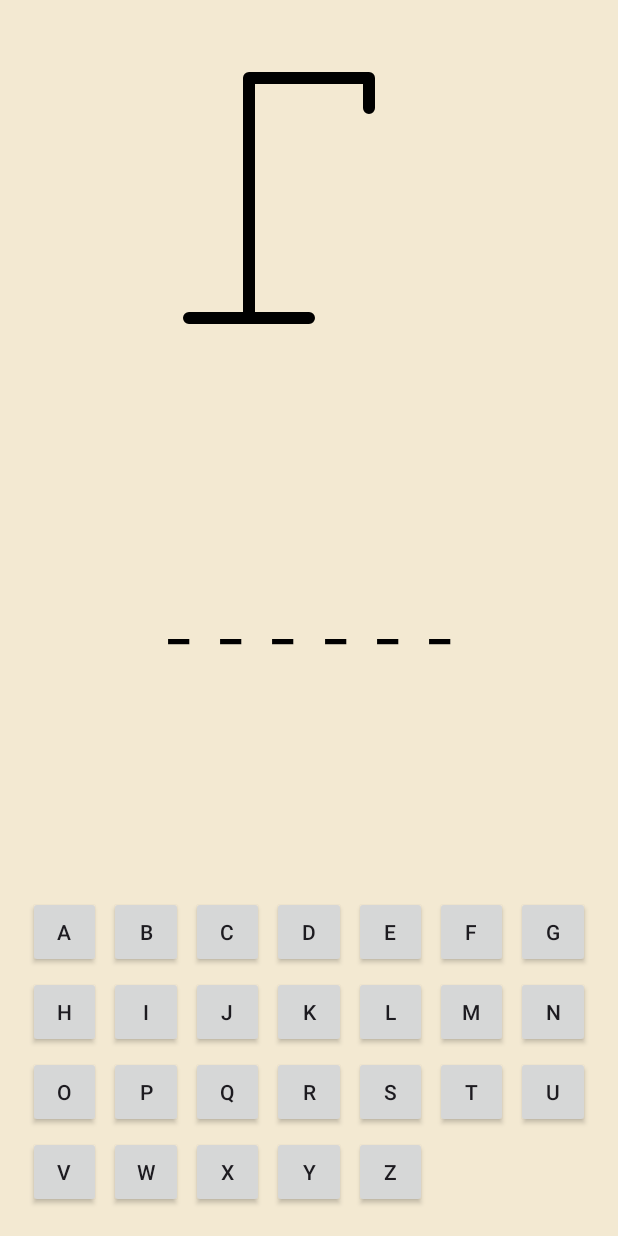
After one commit to IgnacioErmisch/AA2_Ahorcado, an Android app: the GameActivity screen opened directly, with no data from a screen before it, on a phone screen of 412 x 824 dp. The commit adds this screen. Run offline under Robolectric (Android 15) with nearby library versions, the phone set to English and light mode, and no system bars.

Commit message:
apartado 3 100%

```diff
--- a/AA2_Ahorcado_Ignacio_Christian/app/src/main/AndroidManifest.xml
+++ b/AA2_Ahorcado_Ignacio_Christian/app/src/main/AndroidManifest.xml
@@ -27,6 +27,8 @@
             android:name=".LevelSelectorActivity"
             android:exported="false"
             android:label="@string/level_selector_title" />
+        <activity
+            android:name=".GameActivity" />
     </application>
 
 </manifest>
--- /dev/null
+++ b/AA2_Ahorcado_Ignacio_Christian/app/src/main/java/com/example/aa2_ahorcado_ignacio_christian/GameActivity.kt
@@ -0,0 +1,135 @@
+package com.example.aa2_ahorcado_ignacio_christian
+
+import android.graphics.Color
+import android.os.Bundle
+import android.view.View
+import android.widget.Button
+import android.widget.GridLayout
+import android.widget.ImageView
+import android.widget.TextView
+import android.widget.Toast
+import androidx.appcompat.app.AppCompatActivity
+
+class GameActivity : AppCompatActivity() {
+
+    private lateinit var wordTextView: TextView
+    private lateinit var keyboardLayout: GridLayout
+    private lateinit var overlayView: View
+
+    // Lista para guardar las 6 partes del cuerpo
+    private val hangmanParts = mutableListOf<ImageView>()
+
+    private var wordToGuess = ""
+    private val guessedLetters = mutableSetOf<Char>()
+    private var mistakes = 0
+    private val maxMistakes = 6
+
+    override fun onCreate(savedInstanceState: Bundle?) {
+        super.onCreate(savedInstanceState)
+        setContentView(R.layout.activity_game)
+
+        // Enlazar las vistas principales del XML
+        wordTextView = findViewById(R.id.wordTextView)
+        keyboardLayout = findViewById(R.id.keyboardLayout)
+        overlayView = findViewById(R.id.overlayView)
+
+        // Bucle para buscar dinámicamente img_hangman_0 hasta img_hangman_5 y guardarlos
+        for (i in 0..5) {
+            val resourceId = resources.getIdentifier("img_hangman_$i", "id", packageName)
+            if (resourceId != 0) {
+                val imageView = findViewById<ImageView>(resourceId)
+                hangmanParts.add(imageView)
+            }
+        }
+
+        // Recibir la palabra a adivinar desde LevelSelectorActivity
+        wordToGuess = intent.getStringExtra("WORD_TO_GUESS")?.uppercase() ?: "KOTLIN"
+
+        setupKeyboard()
+        updateWordUI()
+        updateHangmanUI()
+    }
+
+    private fun setupKeyboard() {
+        val alphabet = "ABCDEFGHIJKLMNOPQRSTUVWXYZ"
+
+        for (char in alphabet) {
+            val button = Button(this).apply {
+                text = char.toString()
+                layoutParams = GridLayout.LayoutParams().apply {
+                    width = 0
+                    height = GridLayout.LayoutParams.WRAP_CONTENT
+                    columnSpec = GridLayout.spec(GridLayout.UNDEFINED, 1f)
+                    setMargins(4, 4, 4, 4)
+                }
+                setOnClickListener { onLetterGuessed(char, this) }
+            }
+            keyboardLayout.addView(button)
+        }
+    }
+
+    private fun onLetterGuessed(letter: Char, button: Button) {
+        // Deshabilitar el botón y ponerlo gris
+        button.isEnabled = false
+        button.setBackgroundColor(Color.GRAY)
+
+        guessedLetters.add(letter)
+
+        if (wordToGuess.contains(letter)) {
+            updateWordUI()
+            checkWinCondition()
+        } else {
+            mistakes++
+            updateHangmanUI()
+            checkLoseCondition()
+        }
+    }
+
+    private fun updateWordUI() {
+        val displayWord = StringBuilder()
+        for (char in wordToGuess) {
+            if (guessedLetters.contains(char)) {
+                displayWord.append("$char ")
+            } else {
+                displayWord.append("_ ") // Oculta la letra con el guión
+            }
+        }
+        wordTextView.text = displayWord.toString().trim()
+    }
+
+    private fun updateHangmanUI() {
+        // Si hay 1 error, muestra el índice 0 de la lista. Si hay 6, el índice 5.
+        if (mistakes > 0 && mistakes <= hangmanParts.size) {
+            hangmanParts[mistakes - 1].visibility = View.VISIBLE
+        }
+    }
+
+    private fun checkWinCondition() {
+        if (wordToGuess.all { guessedLetters.contains(it) }) {
+            endGame("You Win")
+        }
+    }
+
+    private fun checkLoseCondition() {
+        if (mistakes >= maxMistakes) {
+            endGame("You Lose")
+            // Revelar la palabra al perder
+            wordTextView.text = wordToGuess.map { "$it " }.joinToString("").trim()
+        }
+    }
+
+    private fun endGame(message: String) {
+        Toast.makeText(this, message, Toast.LENGTH_LONG).show()
+
+        // Bloquear todos los botones del teclado
+        for (i in 0 until keyboardLayout.childCount) {
+            keyboardLayout.getChildAt(i).isEnabled = false
+        }
+
+        // Activar la capa invisible para capturar el tap final y volver atrás
+        overlayView.visibility = View.VISIBLE
+        overlayView.setOnClickListener {
+            finish()
+        }
+    }
+}
--- a/AA2_Ahorcado_Ignacio_Christian/app/src/main/java/com/example/aa2_ahorcado_ignacio_christian/LevelSelectorActivity.kt
+++ b/AA2_Ahorcado_Ignacio_Christian/app/src/main/java/com/example/aa2_ahorcado_ignacio_christian/LevelSelectorActivity.kt
@@ -1,6 +1,7 @@
 // Generado con asistencia de IA (Claude)
 package com.example.aa2_ahorcado_ignacio_christian
 
+import android.content.Intent
 import android.os.Bundle
 import android.view.View
 import android.widget.ImageView
@@ -11,9 +12,9 @@ import androidx.appcompat.app.AppCompatActivity
 import androidx.appcompat.widget.Toolbar
 
 /**
- * Selector de niveles: lista con scroll vertical de todos los niveles definidos
- * en [LevelRepository]. Cada fila muestra el número de nivel, la palabra (para debug),
- * la cantidad de letras y una imagen con la dificultad.
+- Selector de niveles: lista con scroll vertical de todos los niveles definidos
+- en [LevelRepository]. Cada fila muestra el número de nivel, la palabra (para debug),
+- la cantidad de letras y una imagen con la dificultad.
  */
 class LevelSelectorActivity : AppCompatActivity() {
 
@@ -59,6 +60,13 @@ class LevelSelectorActivity : AppCompatActivity() {
         difficultyImage.setImageResource(level.difficulty.imageRes)
         difficultyImage.contentDescription = getString(level.difficulty.labelRes)
 
+        // Acción de clic para iniciar el juego
+        levelView.setOnClickListener {
+            val intent = Intent(this, GameActivity::class.java)
+            intent.putExtra("WORD_TO_GUESS", level.word)
+            startActivity(intent)
+        }
+
         return levelView
     }
 }
--- /dev/null
+++ b/AA2_Ahorcado_Ignacio_Christian/app/src/main/res/drawable/hangman_0.xml
@@ -0,0 +1,10 @@
+<vector xmlns:android="http://schemas.android.com/apk/res/android"
+    android:width="200dp"
+    android:height="200dp"
+    android:viewportWidth="100"
+    android:viewportHeight="100">
+    <path
+        android:pathData="M60,30 a10,10 0 1,0 20,0 a10,10 0 1,0 -20,0"
+        android:strokeColor="#000000"
+        android:strokeWidth="4" />
+</vector>
--- /dev/null
+++ b/AA2_Ahorcado_Ignacio_Christian/app/src/main/res/drawable/hangman_1.xml
@@ -0,0 +1,11 @@
+<vector xmlns:android="http://schemas.android.com/apk/res/android"
+    android:width="200dp"
+    android:height="200dp"
+    android:viewportWidth="100"
+    android:viewportHeight="100">
+    <path
+        android:pathData="M70,40 L70,65"
+        android:strokeColor="#000000"
+        android:strokeWidth="4"
+        android:strokeLineCap="round" />
+</vector>
--- /dev/null
+++ b/AA2_Ahorcado_Ignacio_Christian/app/src/main/res/drawable/hangman_2.xml
@@ -0,0 +1,11 @@
+<vector xmlns:android="http://schemas.android.com/apk/res/android"
+    android:width="200dp"
+    android:height="200dp"
+    android:viewportWidth="100"
+    android:viewportHeight="100">
+    <path
+        android:pathData="M70,45 L55,55"
+        android:strokeColor="#000000"
+        android:strokeWidth="4"
+        android:strokeLineCap="round" />
+</vector>
--- /dev/null
+++ b/AA2_Ahorcado_Ignacio_Christian/app/src/main/res/drawable/hangman_3.xml
@@ -0,0 +1,11 @@
+<vector xmlns:android="http://schemas.android.com/apk/res/android"
+    android:width="200dp"
+    android:height="200dp"
+    android:viewportWidth="100"
+    android:viewportHeight="100">
+    <path
+        android:pathData="M70,45 L85,55"
+        android:strokeColor="#000000"
+        android:strokeWidth="4"
+        android:strokeLineCap="round" />
+</vector>
--- /dev/null
+++ b/AA2_Ahorcado_Ignacio_Christian/app/src/main/res/drawable/hangman_4.xml
@@ -0,0 +1,11 @@
+<vector xmlns:android="http://schemas.android.com/apk/res/android"
+    android:width="200dp"
+    android:height="200dp"
+    android:viewportWidth="100"
+    android:viewportHeight="100">
+    <path
+        android:pathData="M70,65 L55,80"
+        android:strokeColor="#000000"
+        android:strokeWidth="4"
+        android:strokeLineCap="round" />
+</vector>
--- /dev/null
+++ b/AA2_Ahorcado_Ignacio_Christian/app/src/main/res/drawable/hangman_5.xml
@@ -0,0 +1,11 @@
+<vector xmlns:android="http://schemas.android.com/apk/res/android"
+    android:width="200dp"
+    android:height="200dp"
+    android:viewportWidth="100"
+    android:viewportHeight="100">
+    <path
+        android:pathData="M70,65 L85,80"
+        android:strokeColor="#000000"
+        android:strokeWidth="4"
+        android:strokeLineCap="round" />
+</vector>
--- /dev/null
+++ b/AA2_Ahorcado_Ignacio_Christian/app/src/main/res/drawable/hangman_base.xml
@@ -0,0 +1,12 @@
+<vector xmlns:android="http://schemas.android.com/apk/res/android"
+    android:width="200dp"
+    android:height="200dp"
+    android:viewportWidth="100"
+    android:viewportHeight="100">
+    <path
+        android:pathData="M10,90 L50,90 M30,90 L30,10 L70,10 L70,20"
+        android:strokeColor="#000000"
+        android:strokeWidth="4"
+        android:strokeLineCap="round"
+        android:strokeLineJoin="round" />
+</vector>
--- /dev/null
+++ b/AA2_Ahorcado_Ignacio_Christian/app/src/main/res/layout/activity_game.xml
@@ -0,0 +1,68 @@
+<?xml version="1.0" encoding="utf-8"?>
+<androidx.constraintlayout.widget.ConstraintLayout
+    xmlns:android="http://schemas.android.com/apk/res/android"
+    xmlns:app="http://schemas.android.com/apk/res-auto"
+    android:layout_width="match_parent"
+    android:layout_height="match_parent">
+
+    <!-- Contenedor del Ahorcado -->
+    <FrameLayout
+        android:id="@+id/hangmanContainer"
+        android:layout_width="200dp"
+        android:layout_height="200dp"
+        android:layout_marginTop="32dp"
+        app:layout_constraintEnd_toEndOf="parent"
+        app:layout_constraintStart_toStartOf="parent"
+        app:layout_constraintTop_toTopOf="parent">
+
+        <!-- La base visible desde el inicio -->
+        <ImageView android:layout_width="match_parent" android:layout_height="match_parent" android:src="@drawable/hangman_base" />
+
+        <!-- Las 6 partes del cuerpo invisibles -->
+        <ImageView android:id="@+id/img_hangman_0" android:layout_width="match_parent" android:layout_height="match_parent" android:src="@drawable/hangman_0" android:visibility="invisible" />
+        <ImageView android:id="@+id/img_hangman_1" android:layout_width="match_parent" android:layout_height="match_parent" android:src="@drawable/hangman_1" android:visibility="invisible" />
+        <ImageView android:id="@+id/img_hangman_2" android:layout_width="match_parent" android:layout_height="match_parent" android:src="@drawable/hangman_2" android:visibility="invisible" />
+        <ImageView android:id="@+id/img_hangman_3" android:layout_width="match_parent" android:layout_height="match_parent" android:src="@drawable/hangman_3" android:visibility="invisible" />
+        <ImageView android:id="@+id/img_hangman_4" android:layout_width="match_parent" android:layout_height="match_parent" android:src="@drawable/hangman_4" android:visibility="invisible" />
+        <ImageView android:id="@+id/img_hangman_5" android:layout_width="match_parent" android:layout_height="match_parent" android:src="@drawable/hangman_5" android:visibility="invisible" />
+    </FrameLayout>
+
+    <!-- Texto de la palabra a adivinar -->
+    <TextView
+        android:id="@+id/wordTextView"
+        android:layout_width="wrap_content"
+        android:layout_height="wrap_content"
+        android:letterSpacing="0.2"
+        android:textColor="@android:color/black"
+        android:textSize="32sp"
+        android:textStyle="bold"
+        app:layout_constraintBottom_toTopOf="@+id/keyboardLayout"
+        app:layout_constraintEnd_toEndOf="parent"
+        app:layout_constraintStart_toStartOf="parent"
+        app:layout_constraintTop_toBottomOf="@+id/hangmanContainer" />
+
+    <!-- Teclado customizado para UX -->
+    <GridLayout
+        android:id="@+id/keyboardLayout"
+        android:layout_width="0dp"
+        android:layout_height="wrap_content"
+        android:layout_margin="16dp"
+        android:columnCount="7"
+        app:layout_constraintBottom_toBottomOf="parent"
+        app:layout_constraintEnd_toEndOf="parent"
+        app:layout_constraintStart_toStartOf="parent" />
+
+    <!-- Capa invisible que se activa al final para detectar el tap y salir -->
+    <View
+        android:id="@+id/overlayView"
+        android:layout_width="match_parent"
+        android:layout_height="match_parent"
+        android:clickable="true"
+        android:focusable="true"
+        android:visibility="gone"
+        app:layout_constraintBottom_toBottomOf="parent"
+        app:layout_constraintEnd_toEndOf="parent"
+        app:layout_constraintStart_toStartOf="parent"
+        app:layout_constraintTop_toTopOf="parent" />
+
+</androidx.constraintlayout.widget.ConstraintLayout>
--- a/AA2_Ahorcado_Ignacio_Christian/app/src/main/res/layout/activity_level_selector.xml
+++ b/AA2_Ahorcado_Ignacio_Christian/app/src/main/res/layout/activity_level_selector.xml
@@ -9,6 +9,8 @@
     android:layout_height="match_parent"
     android:background="@color/toolbar_background"
     android:orientation="vertical"
+    android:clickable="true"
+    android:focusable="true"
     tools:context=".LevelSelectorActivity">
 
     <androidx.appcompat.widget.Toolbar
```
